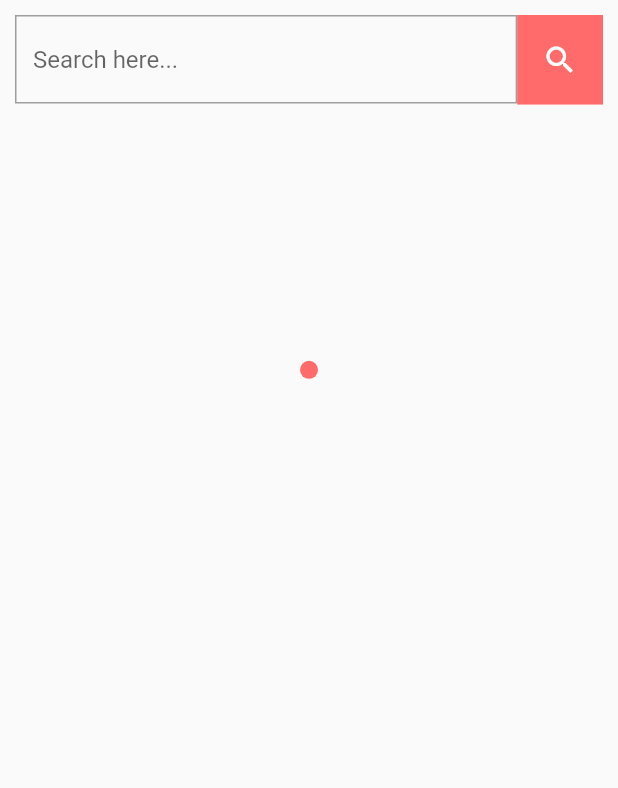
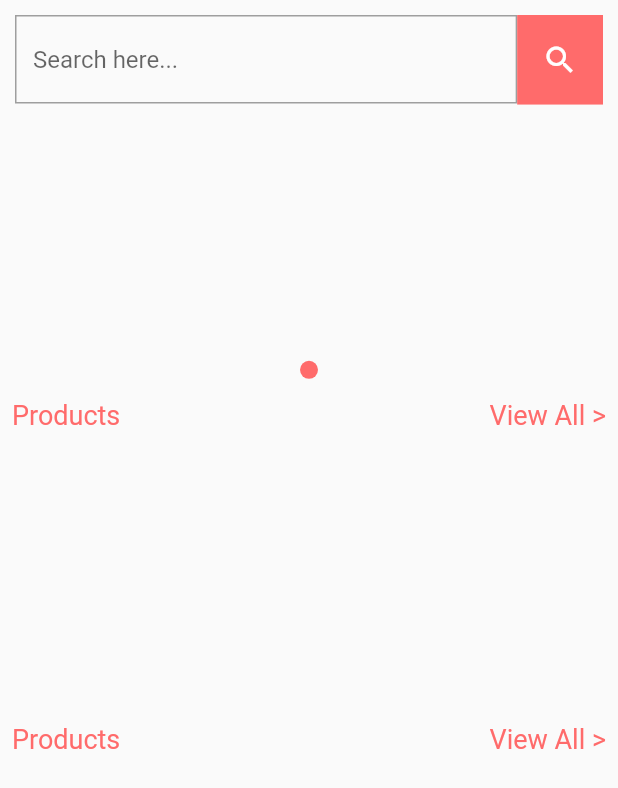
Before and after one commit to Md-Moniruzzaman/Flutter-E-commece-app, a Flutter app: the Home screen opened directly, on a phone screen of 412 x 824 dp. Shown: the top 788 px of the screen. Run offline on Flutter 3.47's test engine with Material 2 defaults, Android fonts, the phone set to English and light mode, and no system bars; drawn by our look-alikes of carousel_slider, dots_indicator; our stand-ins replace cloud_firestore, firebase_auth, firebase_core, flutter_screenutil, fluttertoast; accounts and stored records are empty.

Commit message:
Added products in Gridview

```diff
--- a/lib/bottomNapPages/home_page.dart
+++ b/lib/bottomNapPages/home_page.dart
@@ -15,6 +15,7 @@ class Home extends StatefulWidget {
 class _HomeState extends State<Home> {
   final TextEditingController _searchController = TextEditingController();
   final List<String> _carouselImages = [];
+  final List _productslist = [];
   var _dotposition = 0;
 
   fetchCarouselImg() async {
@@ -23,7 +24,25 @@ class _HomeState extends State<Home> {
     setState(() {
       for (int i = 0; i < qn.docs.length; i++) {
         _carouselImages.add(qn.docs[i]['img_path']);
-        print(qn.docs[i]['img_path']);
+        // print(qn.docs[i]['img_path']);
+      }
+      // return qn.docs;
+    });
+  }
+
+  // Fetching Products from firebase
+  fetchProducs() async {
+    QuerySnapshot qn =
+        await FirebaseFirestore.instance.collection('products').get();
+    setState(() {
+      for (int i = 0; i < qn.docs.length; i++) {
+        _productslist.add({
+          "products_name": qn.docs[i]['products_name'],
+          "products_description": qn.docs[i]['products_description'],
+          "products_price": qn.docs[i]['products_price'],
+          "products_img": qn.docs[i]['products_img'],
+        });
+        // print(qn.docs[i]['img_path']);
       }
       // return qn.docs;
     });
@@ -32,6 +51,7 @@ class _HomeState extends State<Home> {
   @override
   void initState() {
     fetchCarouselImg();
+    fetchProducs();
     super.initState();
   }
 
@@ -124,7 +144,129 @@ class _HomeState extends State<Home> {
                     color: Colors.grey,
                     size: Size(10, 10),
                     activeSize: Size(12, 12)),
-              )
+              ),
+              Padding(
+                padding: const EdgeInsets.all(8.0),
+                child: SizedBox(
+                  height: 20,
+                  child: Row(
+                    mainAxisAlignment: MainAxisAlignment.spaceBetween,
+                    children: [
+                      const Text(
+                        'Products',
+                        style: TextStyle(
+                          color: AppColors.deepOrange,
+                          fontSize: 18,
+                        ),
+                      ),
+                      GestureDetector(
+                        onTap: () {},
+                        child: const Text(
+                          'View All >',
+                          style: TextStyle(
+                            color: AppColors.deepOrange,
+                            fontSize: 18,
+                          ),
+                        ),
+                      ),
+                    ],
+                  ),
+                ),
+              ),
+              SizedBox(
+                height: 180,
+                child: GridView.builder(
+                  itemCount: _productslist.length,
+                  scrollDirection: Axis.horizontal,
+                  gridDelegate: const SliverGridDelegateWithFixedCrossAxisCount(
+                      crossAxisCount: 1, childAspectRatio: 1),
+                  itemBuilder: (_, index) {
+                    return GestureDetector(
+                      onTap: () {},
+                      child: Padding(
+                        padding: const EdgeInsets.only(left: 5.0),
+                        child: Card(
+                          elevation: 3,
+                          color: Colors.white,
+                          child: AspectRatio(
+                            aspectRatio: 1.5,
+                            child: Column(children: [
+                              Image.network(
+                                  _productslist[index]['products_img'][0],
+                                  fit: BoxFit.cover),
+                              Text(
+                                  'Price: ${_productslist[index]['products_name']}'),
+                              Text(
+                                  'Price: ${_productslist[index]['products_price']}'),
+                            ]),
+                          ),
+                        ),
+                      ),
+                    );
+                  },
+                ),
+              ),
+              Padding(
+                padding: const EdgeInsets.all(8.0),
+                child: SizedBox(
+                  height: 20,
+                  child: Row(
+                    mainAxisAlignment: MainAxisAlignment.spaceBetween,
+                    children: [
+                      const Text(
+                        'Products',
+                        style: TextStyle(
+                          color: AppColors.deepOrange,
+                          fontSize: 18,
+                        ),
+                      ),
+                      GestureDetector(
+                        onTap: () {},
+                        child: const Text(
+                          'View All >',
+                          style: TextStyle(
+                            color: AppColors.deepOrange,
+                            fontSize: 18,
+                          ),
+                        ),
+                      ),
+                    ],
+                  ),
+                ),
+              ),
+              SizedBox(
+                height: 180,
+                child: GridView.builder(
+                  itemCount: _productslist.length,
+                  scrollDirection: Axis.horizontal,
+                  gridDelegate: const SliverGridDelegateWithFixedCrossAxisCount(
+                      crossAxisCount: 1, childAspectRatio: 1),
+                  itemBuilder: (_, index) {
+                    return GestureDetector(
+                      onTap: () {},
+                      child: Padding(
+                        padding: const EdgeInsets.only(left: 5.0),
+                        child: Card(
+                          elevation: 3,
+                          color: Colors.white,
+                          child: AspectRatio(
+                            aspectRatio: 3.5,
+                            child: Column(children: [
+                              Image.network(
+                                  _productslist[index]['products_img'][0],
+                                  fit: BoxFit.cover),
+                              Text(
+                                  'Price: ${_productslist[index]['products_name']}'),
+                              Text(
+                                  'Price: ${_productslist[index]['products_price']}'),
+                            ]),
+                          ),
+                        ),
+                      ),
+                    );
+                  },
+                ),
+              ),
             ],
           ),
         ),
```
